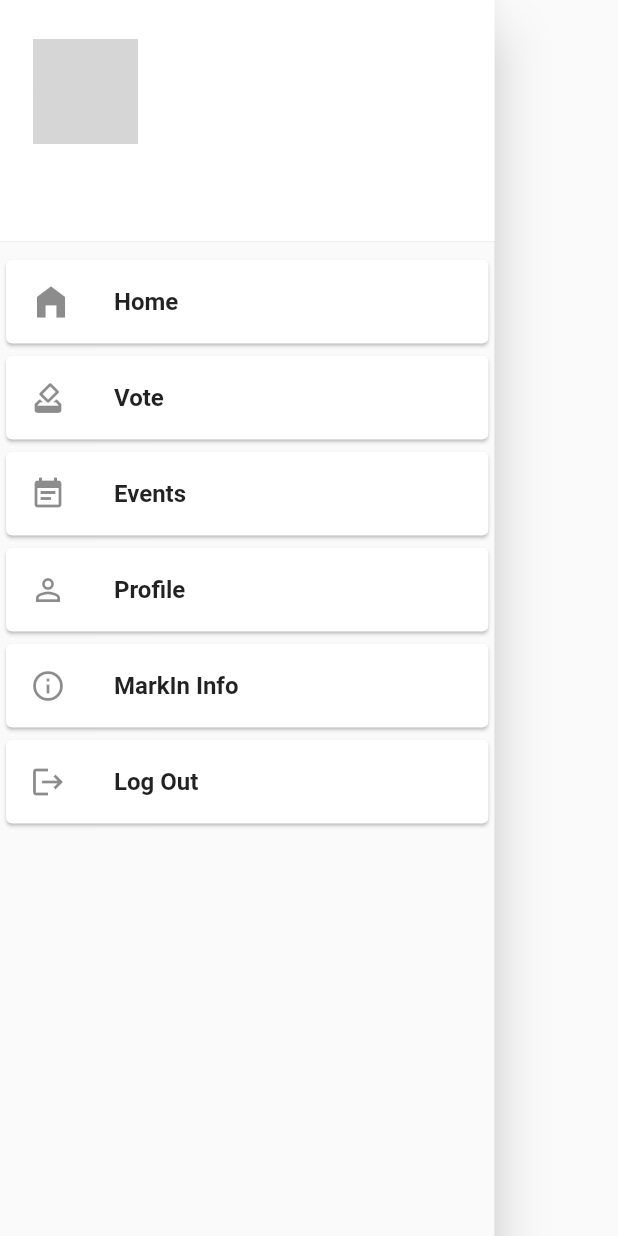
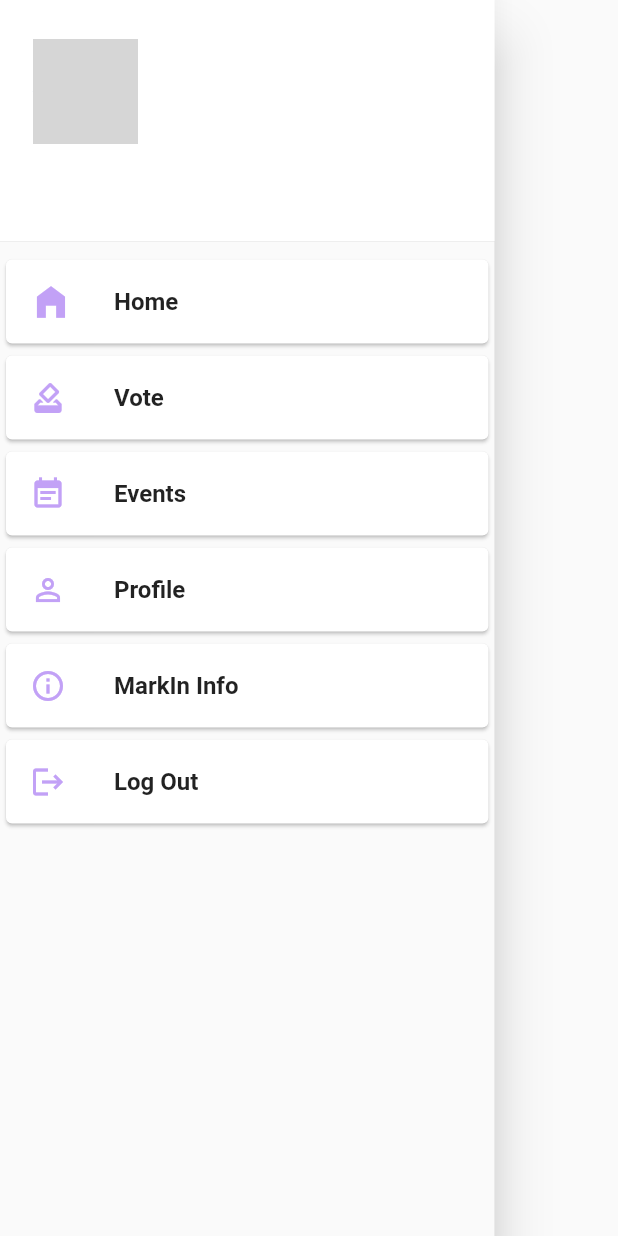
Before and after one commit to TanerTkn/markin, a Flutter app: the MainDrawer widget shown alone on an empty page, opened directly, on a phone screen of 412 x 824 dp. Run offline on Flutter 3.47's test engine with Material 2 defaults, Android fonts, the phone set to English and light mode, and no system bars; our stand-ins replace cloud_firestore, firebase_auth, firebase_core, firebase_storage, flutter_svg, get and 1 more; missing offline and left inert: cloud_firestore_web, firebase_auth_web, firebase_core_web, firebase_storage_web; accounts and stored records are empty; network calls fail; grey boxes are pictures that could not be loaded.

Commit message:
Ana Sayfa bitti

```diff
--- a/lib/core/controllers/user_controller.dart
+++ b/lib/core/controllers/user_controller.dart
@@ -1,10 +1,10 @@
+import 'package:firebase_auth/firebase_auth.dart';
 import 'package:get/get.dart';
-import 'package:markin/models/profile.dart';
 
 class UserController extends GetxController {
-  Profile profile;
+  User profile;
 
-  updateProfile(Profile newprofile) {
+  updateProfile(User newprofile) {
     profile = newprofile;
   }
 
--- a/lib/main.dart
+++ b/lib/main.dart
@@ -3,8 +3,7 @@ import 'package:flutter/material.dart';
 import 'package:get/get.dart';
 import 'package:markin/core/services/auth_service.dart';
 import 'package:markin/my_home_page.dart';
-
-import 'package:markin/view/login/signup.dart';
+import 'package:markin/view/login/sign_in.dart';
 
 void main() async {
   WidgetsFlutterBinding.ensureInitialized();
@@ -18,7 +17,7 @@ class MyApp extends StatelessWidget {
   Widget build(BuildContext context) {
     return GetMaterialApp(
       debugShowCheckedModeBanner: false,
-      home: firebaseAuth.currentUser == null ? SignUp() : MyHomePage(),
+      home: firebaseAuth.currentUser == null ? SignIn() : MyHomePage(),
     );
   }
 }
--- a/lib/my_home_page.dart
+++ b/lib/my_home_page.dart
@@ -2,7 +2,7 @@ import 'package:flutter/material.dart';
 import 'package:flutter_svg/flutter_svg.dart';
 import 'package:markin/core/extension/context_extension.dart';
 import 'package:markin/utilities/textstyle.dart';
-import 'package:markin/view/events/events_view..dart';
+import 'package:markin/view/events/events_view.dart';
 import 'package:markin/view/profile/profile_view.dart';
 import 'package:markin/widgets/bottom_item.dart';
 import 'package:markin/widgets/maindrawer.dart';
--- a/lib/widgets/maindrawer.dart
+++ b/lib/widgets/maindrawer.dart
@@ -1,5 +1,9 @@
 import 'package:flutter/material.dart';
-import 'package:markin/core/controllers/user_controller.dart';
+import 'package:get/get.dart';
+import 'package:markin/core/services/auth_service.dart';
+import 'package:markin/models/profile.dart';
+import 'package:markin/my_home_page.dart';
+import 'package:markin/view/login/sign_in.dart';
 import '../constant/color_constant.dart';
 import '../core/extension/context_extension.dart';
 import '../view/home/home_view.dart';
@@ -9,14 +13,24 @@ class MainDrawer extends StatelessWidget {
 
   @override
   Widget build(BuildContext context) {
-    print(userController.profile);
+    AuthService authService = Get.put(AuthService());
+
     return SizedBox(
       width: context.sizeW(0.8),
       child: Drawer(
         child: Column(
           crossAxisAlignment: CrossAxisAlignment.stretch,
           children: [
-            DrawerHeader(
+            FutureBuilder<Profile>(
+                future: authService.userToProfile(),
+                builder: (context, snapshot) {
+                  Profile profile = snapshot.data;
+                  if (snapshot.connectionState == ConnectionState.waiting) {
+                    return Center(
+                      child: CircularProgressIndicator(),
+                    );
+                  }
+                  return DrawerHeader(
                     decoration: BoxDecoration(color: Colors.white),
                     child: Padding(
                       padding: EdgeInsets.all(6),
@@ -29,12 +43,12 @@ class MainDrawer extends StatelessWidget {
                             width: 70,
                             child: CircleAvatar(
                               backgroundImage:
-                            NetworkImage(userController.profile.profileImage),
+                                  NetworkImage(profile.profileImage),
                             ),
                           ),
                           SizedBox(height: 10),
                           Text(
-                      userController.profile.name,
+                            profile.name,
                             style: TextStyle(
                               fontWeight: FontWeight.bold,
                               fontSize: 16,
@@ -43,17 +57,18 @@ class MainDrawer extends StatelessWidget {
                           ),
                           SizedBox(height: 3),
                           Text(
-                      userController.profile.email,
+                            profile.email,
                             style: TextStyle(
                               fontWeight: FontWeight.bold,
                               fontSize: 16,
-                        color: ColorConstants.instance.primaryColor,
+                              color: ColorConstants.instance.perfume,
                             ),
                           )
                         ],
                       ),
                     ),
-            ),
+                  );
+                }),
             Card(
               child: ListTile(
                 onTap: () => Navigator.push(
@@ -63,7 +78,7 @@ class MainDrawer extends StatelessWidget {
                     )),
                 leading: Icon(
                   Icons.home_filled,
-                  color: ColorConstants.instance.primaryColor,
+                  color: ColorConstants.instance.perfume,
                   size: 28,
                 ),
                 title: Text(
@@ -84,7 +99,7 @@ class MainDrawer extends StatelessWidget {
                     )),
                 leading: Icon(
                   Icons.how_to_vote,
-                  color: ColorConstants.instance.primaryColor,
+                  color: ColorConstants.instance.perfume,
                 ),
                 title: Text(
                   'Vote',
@@ -104,7 +119,7 @@ class MainDrawer extends StatelessWidget {
                     )),
                 leading: Icon(
                   Icons.event_note,
-                  color: ColorConstants.instance.primaryColor,
+                  color: ColorConstants.instance.perfume,
                 ),
                 title: Text(
                   'Events',
@@ -120,7 +135,7 @@ class MainDrawer extends StatelessWidget {
                 onTap: () {},
                 leading: Icon(
                   Icons.person_outline,
-                  color: ColorConstants.instance.primaryColor,
+                  color: ColorConstants.instance.perfume,
                 ),
                 title: Text(
                   'Profile',
@@ -136,7 +151,7 @@ class MainDrawer extends StatelessWidget {
                 onTap: () {},
                 leading: Icon(
                   Icons.info_outlined,
-                  color: ColorConstants.instance.primaryColor,
+                  color: ColorConstants.instance.perfume,
                 ),
                 title: Text(
                   'MarkIn Info',
@@ -149,14 +164,18 @@ class MainDrawer extends StatelessWidget {
             ),
             Card(
               child: ListTile(
-                onTap: () => Navigator.push(
+                onTap: () {
+                  AuthService authService = AuthService();
+                  authService.logout();
+                  Navigator.pushReplacement(
                       context,
                       MaterialPageRoute(
-                      builder: (context) => HomeView(),
-                    )),
+                        builder: (context) => SignIn(),
+                      ));
+                },
                 leading: Icon(
                   Icons.logout,
-                  color: ColorConstants.instance.primaryColor,
+                  color: ColorConstants.instance.perfume,
                 ),
                 title: Text(
                   'Log Out',
```
Also changed, not shown: lib/core/services/auth_service.dart (+10 -0 lines), lib/core/services/campaign_service.dart (+16 -0 lines), lib/view/home/home_view.dart (+96 -77 lines), lib/view/login/sign_in.dart (+39 -11 lines), lib/view/login/signup.dart (+10 -11 lines), lib/widgets/reset_password.dart (added, +43 -0 lines), lib/widgets/vote_widget.dart (+22 -11 lines), pubspec.lock, 2 other files. Lines whose indentation alone changed are shown as unchanged.
